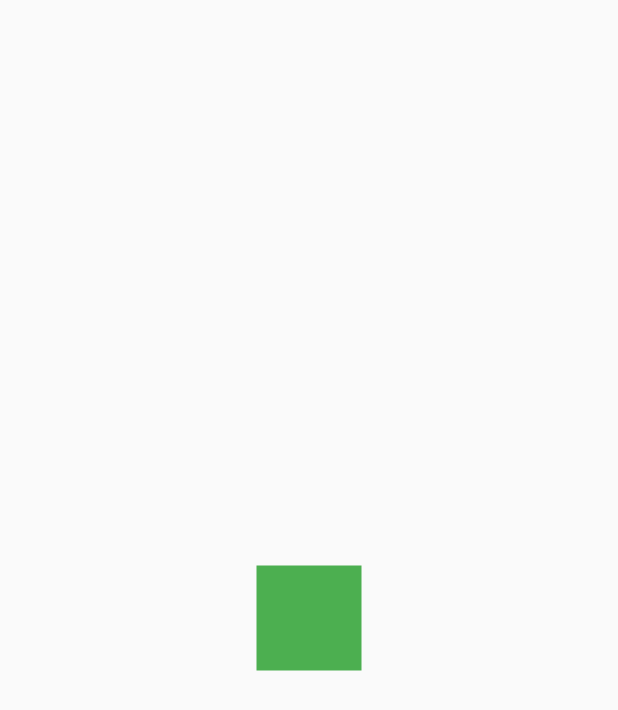
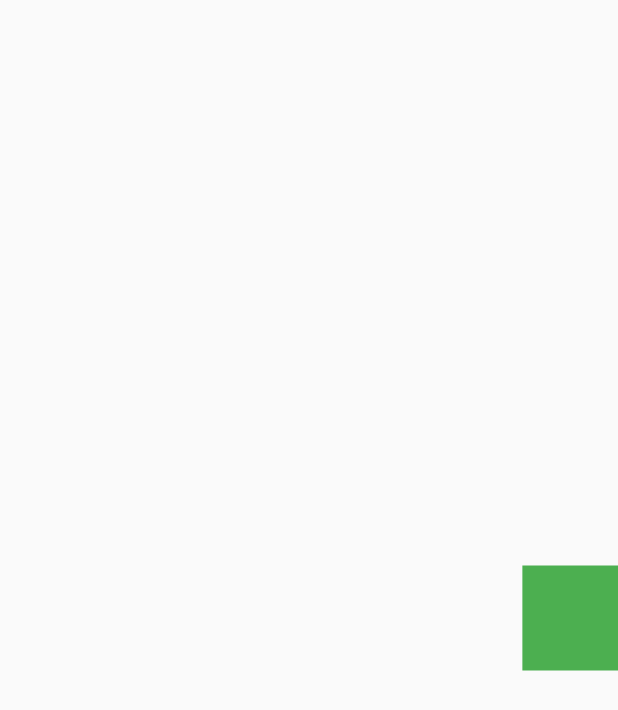
Before and after one commit to AleMancilla/AnimacionesFlutter, a Flutter app: the first screen one second after launch, on a phone screen of 412 x 824 dp. Shown: the top 710 px of the screen. Run offline on Flutter 3.47's test engine with Material 2 defaults, Android fonts, the phone set to English and light mode, and no system bars.

Commit message:
Tarea Challeng animate

```diff
--- a/lib/src/challenge/CuadradoAnimado.dart
+++ b/lib/src/challenge/CuadradoAnimado.dart
@@ -21,11 +21,26 @@ class CuadradoAnimado extends StatefulWidget {
   _CuadradoAnimadoState createState() => _CuadradoAnimadoState();
 }
 
-class _CuadradoAnimadoState extends State<CuadradoAnimado> {
+class _CuadradoAnimadoState extends State<CuadradoAnimado> with SingleTickerProviderStateMixin{
+
+  AnimationController controller;//linea de tiempo
+  Animation<double> moverDerecha;
+  Animation<double> moverIzquierda;
+  Animation<double> moverArriba;
+  Animation<double> moverAbajo;
 
   @override
   void initState() {
     // TODO: implement initState
+
+    controller = new AnimationController(vsync: this ,duration: Duration(milliseconds: 4000));
+    moverDerecha    = Tween(begin: 0.0, end: 200.0).animate(CurvedAnimation(parent: controller, curve:Interval(0.0, 0.25,curve: Curves.bounceInOut) ));
+    moverArriba     = Tween(begin: 0.0, end: 200.0).animate(CurvedAnimation(parent: controller, curve:Interval(0.25, 0.50,curve: Curves.bounceInOut) ));
+    moverIzquierda  = Tween(begin: 0.0, end: 200.0).animate(CurvedAnimation(parent: controller, curve:Interval(0.50, 0.75,curve: Curves.bounceInOut) ));
+    moverAbajo      = Tween(begin: 0.0, end: 200.0).animate(CurvedAnimation(parent: controller, curve:Interval(0.75, 1.0,curve: Curves.bounceInOut) ));
+
+
+
     super.initState();
   }
 
@@ -37,7 +52,23 @@ class _CuadradoAnimadoState extends State<CuadradoAnimado> {
 
   @override
   Widget build(BuildContext context) {
-    return  _Cuadrado();
+
+    controller.forward();
+
+    return  AnimatedBuilder(
+      animation: controller,
+      child: _Cuadrado(),
+      builder: (BuildContext context , Widget widgetCuadrado){
+        print("Derecha = ${moverDerecha.value}  -- Arriba = ${moverArriba.value}  --  Izquierda = ${moverIzquierda.value}  --  Abajo = ${moverAbajo.value}");
+        //print("Arriba = ${moverArriba.value}");
+        //print("Izquierda = ${moverIzquierda.value}");
+        //print("Abajo = ${moverAbajo.value}");
+        return Transform.translate(
+          offset: Offset(moverDerecha.value - moverIzquierda.value ,  (moverArriba.value - moverAbajo.value)*(-1)),
+          child: widgetCuadrado
+        );
+      },
+    );
   }
 }
 
```
